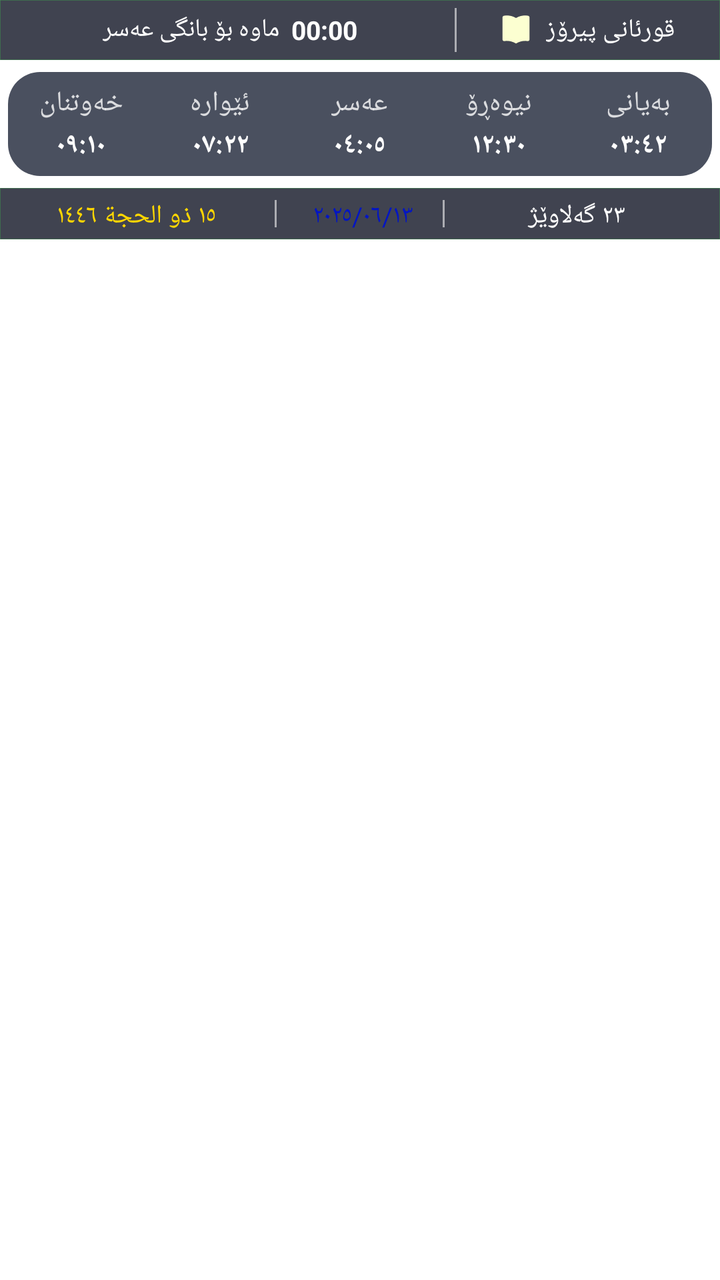
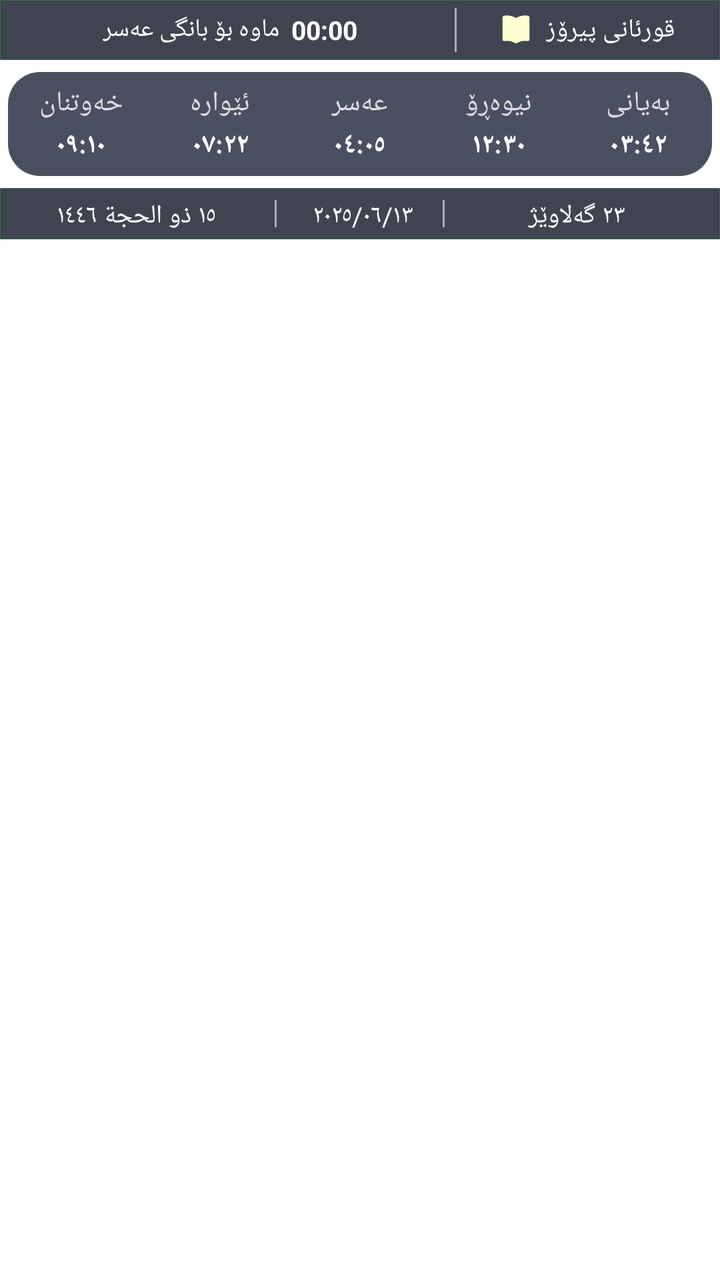

An Android layout rendered at two revisions. The XML below is the earlier revision; the diff shows what the commit changed to produce the second picture.
<!-- AndroidManifest.xml: fallback theme Theme.MaterialComponents.DayNight.NoActionBar -->
<!-- res/layout/prayer_widget_layout.xml -->
<?xml version="1.0" encoding="utf-8"?>
<LinearLayout xmlns:android="http://schemas.android.com/apk/res/android"
    android:layout_width="match_parent"
    android:layout_height="wrap_content"
    android:orientation="vertical"
    android:background="@drawable/widget_bg"
    android:padding="0dp">


    
    <LinearLayout
        android:layout_width="match_parent"
        android:layout_height="wrap_content"
        android:orientation="horizontal"
        android:background="@drawable/widget_card_bg"
        android:paddingTop="2dp"
        android:paddingBottom="2dp"
        android:paddingStart="2dp"
        android:paddingEnd="2.5dp"
        android:layout_marginTop="0dp"
        android:layout_marginBottom="3dp"
        android:layout_marginStart="0dp"
        android:layout_marginEnd="0dp"
        android:layoutDirection="rtl">

        
        <LinearLayout
            android:id="@+id/btn_quran"
            android:layout_width="0dp"
            android:layout_weight="1.10"
            android:layout_height="wrap_content"
            android:orientation="horizontal"
            android:gravity="center"
            android:padding="4dp"
            android:clickable="true">

            <TextView
                android:layout_width="wrap_content"
                android:layout_height="wrap_content"
                android:text="قورئانی پیرۆز"
                android:textColor="#FFFFFF"
                android:textSize="13sp"
                android:gravity="center"
                android:layout_marginEnd="6dp" />

            <ImageView
                android:layout_width="18dp"
                android:layout_height="18dp"
                android:src="@drawable/ic_quran_book" />

        </LinearLayout>

        
        <TextView
            android:layout_width="0.9dp"
            android:layout_height="match_parent"
            android:background="#90FFFFFF"
            android:layout_marginTop="2dp"
            android:layout_marginBottom="2dp" />

        
        <LinearLayout
            android:layout_width="0dp"
            android:layout_weight="1.90"
            android:layout_height="wrap_content"
            android:orientation="horizontal"
            android:gravity="center"
            android:padding="4dp">

            <Chronometer
                android:id="@+id/countdown_timer"
                android:layout_width="wrap_content"
                android:layout_height="wrap_content"
                android:textColor="#FFFFFF"
                android:textSize="13sp"
                android:textStyle="bold"
                android:layout_marginEnd="6dp" />

            <TextView
                android:id="@+id/txt_countdown_label"
                android:layout_width="wrap_content"
                android:layout_height="wrap_content"
                android:text="ماوە بۆ بانگی عەسر"
                android:textColor="#FFFFFF"
                android:textSize="12.5sp"
                android:gravity="center" />

        </LinearLayout>

    </LinearLayout>


    
    
    <LinearLayout
        android:id="@+id/arch_section"
        android:layout_width="match_parent"
        android:layout_height="wrap_content"
        android:minHeight="52dp"
        android:orientation="horizontal"
        android:background="@drawable/widget_arch_bg"
        android:paddingTop="3dp"
        android:paddingBottom="3dp"
        android:paddingStart="2dp"
        android:paddingEnd="2dp"
        android:layout_marginTop="3dp"
        android:layout_marginBottom="3dp"
        android:layout_marginStart="4dp"
        android:layout_marginEnd="4dp"
        android:layoutDirection="ltr"
        android:gravity="center_vertical">

        
        <LinearLayout
            android:id="@+id/slot_isha"
            android:layout_width="0dp"
            android:layout_height="match_parent"
            android:layout_weight="1"
            android:orientation="vertical"
            android:gravity="center"
            android:paddingTop="3dp"
            android:paddingBottom="3dp">
            <TextView
                android:id="@+id/lbl_isha"
                android:layout_width="wrap_content"
                android:layout_height="wrap_content"
                android:text="خەوتنان"
                android:textColor="#CCFFFFFF"
                android:textSize="14sp"
                android:gravity="center"
                android:maxLines="1"
                android:ellipsize="none" />
            <TextView
                android:id="@+id/time_isha"
                android:layout_width="wrap_content"
                android:layout_height="wrap_content"
                android:text="٠٩:١٠"
                android:textColor="#FFFFFF"
                android:textSize="14sp"
                android:textStyle="bold"
                android:gravity="center"
                android:layout_marginTop="2dp" />
        </LinearLayout>

        
        <LinearLayout
            android:id="@+id/slot_maghrib"
            android:layout_width="0dp"
            android:layout_height="match_parent"
            android:layout_weight="1"
            android:orientation="vertical"
            android:gravity="center"
            android:paddingTop="3dp"
            android:paddingBottom="3dp">
            <TextView
                android:id="@+id/lbl_maghrib"
                android:layout_width="wrap_content"
                android:layout_height="wrap_content"
                android:text="ئێوارە"
                android:textColor="#CCFFFFFF"
                android:textSize="14sp"
                android:gravity="center"
                android:maxLines="1"
                android:ellipsize="none" />
            <TextView
                android:id="@+id/time_maghrib"
                android:layout_width="wrap_content"
                android:layout_height="wrap_content"
                android:text="٠٧:٢٢"
                android:textColor="#FFFFFF"
                android:textSize="14sp"
                android:textStyle="bold"
                android:gravity="center"
                android:layout_marginTop="2dp" />
        </LinearLayout>

        
        <LinearLayout
            android:id="@+id/slot_asr"
            android:layout_width="0dp"
            android:layout_height="match_parent"
            android:layout_weight="1"
            android:orientation="vertical"
            android:gravity="center"
            android:paddingTop="3dp"
            android:paddingBottom="3dp">
            <TextView
                android:id="@+id/lbl_asr"
                android:layout_width="wrap_content"
                android:layout_height="wrap_content"
                android:text="عەسر"
                android:textColor="#CCFFFFFF"
                android:textSize="14sp"
                android:gravity="center"
                android:maxLines="1"
                android:ellipsize="none" />
            <TextView
                android:id="@+id/time_asr"
                android:layout_width="wrap_content"
                android:layout_height="wrap_content"
                android:text="٠٤:٠٥"
                android:textColor="#FFFFFF"
                android:textSize="14sp"
                android:textStyle="bold"
                android:gravity="center"
                android:layout_marginTop="2dp" />
        </LinearLayout>

        
        <LinearLayout
            android:id="@+id/slot_dhuhr"
            android:layout_width="0dp"
            android:layout_height="match_parent"
            android:layout_weight="1"
            android:orientation="vertical"
            android:gravity="center"
            android:paddingTop="3dp"
            android:paddingBottom="3dp">
            <TextView
                android:id="@+id/lbl_dhuhr"
                android:layout_width="wrap_content"
                android:layout_height="wrap_content"
                android:text="نیوەڕۆ"
                android:textColor="#CCFFFFFF"
                android:textSize="14sp"
                android:gravity="center"
                android:maxLines="1"
                android:ellipsize="none" />
            <TextView
                android:id="@+id/time_dhuhr"
                android:layout_width="wrap_content"
                android:layout_height="wrap_content"
                android:text="١٢:٣٠"
                android:textColor="#FFFFFF"
                android:textSize="14sp"
                android:textStyle="bold"
                android:gravity="center"
                android:layout_marginTop="2dp" />
        </LinearLayout>

        
        <LinearLayout
            android:id="@+id/slot_fajr"
            android:layout_width="0dp"
            android:layout_height="match_parent"
            android:layout_weight="1"
            android:orientation="vertical"
            android:gravity="center"
            android:paddingTop="3dp"
            android:paddingBottom="3dp">
            <TextView
                android:id="@+id/lbl_fajr"
                android:layout_width="wrap_content"
                android:layout_height="wrap_content"
                android:text="بەیانی"
                android:textColor="#CCFFFFFF"
                android:textSize="14sp"
                android:gravity="center"
                android:maxLines="1"
                android:ellipsize="none" />
            <TextView
                android:id="@+id/time_fajr"
                android:layout_width="wrap_content"
                android:layout_height="wrap_content"
                android:text="٠٣:٤٢"
                android:textColor="#FFFFFF"
                android:textSize="14sp"
                android:textStyle="bold"
                android:gravity="center"
                android:layout_marginTop="2dp" />
        </LinearLayout>
        
    </LinearLayout>


    
    
    <LinearLayout
        android:layout_width="match_parent"
        android:layout_height="wrap_content"
        android:orientation="horizontal"
        android:background="@drawable/widget_card_bg"
        android:paddingTop="4dp"
        android:paddingBottom="4dp"
        android:paddingStart="2dp"
        android:paddingEnd="2dp"
        android:layout_marginTop="3dp"
        android:layout_marginBottom="0dp"
        android:layout_marginStart="0dp"
        android:layout_marginEnd="0dp">

        <TextView
            android:id="@+id/txt_hijri"
            android:layout_width="0dp"
            android:layout_height="wrap_content"
            android:layout_weight="1.30"
            android:text=" ١٥ ذو الحجة ١٤٤٦"
            android:textColor="#FFD700"
            android:textSize="13sp"
            android:gravity="center"
            android:maxLines="2"
            android:ellipsize="none" />

        <TextView
            android:layout_width="0.9dp"
            android:layout_height="match_parent"
            android:background="#90FFFFFF"
            android:layout_marginTop="2dp"
            android:layout_marginBottom="2dp" />

        <TextView
            android:id="@+id/txt_gregorian"
            android:layout_width="0dp"
            android:layout_height="wrap_content"
            android:layout_weight="0.80"
            android:text=" ٢٠٢٥/٠٦/١٣"
            android:textColor="#FF0215C4"
            android:textSize="13sp"
            android:gravity="center"
            android:maxLines="2"
            android:ellipsize="none" />

        <TextView
            android:layout_width="0.9dp"
            android:layout_height="match_parent"
            android:background="#90FFFFFF"
            android:layout_marginTop="2dp"
            android:layout_marginBottom="2dp" />

        <TextView
            android:id="@+id/txt_kurdish"
            android:layout_width="0dp"
            android:layout_height="wrap_content"
            android:layout_weight="1.30"
            android:text=" ٢٣ گەلاوێژ"
            android:textColor="#FFFFFF"
            android:textSize="13sp"
            android:gravity="center"
            android:maxLines="2"
            android:ellipsize="none" />

    </LinearLayout>


</LinearLayout>
<!-- resources referenced by this layout -->
<resources>
  <!-- drawable ic_quran_book (drawable) -->
  <?xml version="1.0" encoding="utf-8"?>
  <vector xmlns:android="http://schemas.android.com/apk/res/android"
      android:width="24dp"
      android:height="24dp"
      android:viewportWidth="24"
      android:viewportHeight="24"
      android:tint="#FFFCFFD1">
  
      
      <path
          android:fillColor="@android:color/white"
          android:pathData="M12,4 C9.5,2.5 6.5,2 4,2.5 C3.4,2.6 3,3.1 3,3.7 L3,18.3 C3,19 3.6,19.5 4.3,19.4 C6.6,19 9.4,19.5 11.6,20.8 C11.85,20.95 12,21 12,21 Z" />
  
      
      <path
          android:fillColor="@android:color/white"
          android:pathData="M12,4 C14.5,2.5 17.5,2 20,2.5 C20.6,2.6 21,3.1 21,3.7 L21,18.3 C21,19 20.4,19.5 19.7,19.4 C17.4,19 14.6,19.5 12.4,20.8 C12.15,20.95 12,21 12,21 Z" />
  
      
      <path
          android:fillColor="@android:color/white"
          android:pathData="M11.5,4.3 L12.5,4.3 L12.5,20.5 L11.5,20.5 Z" />
  
  </vector>
  <!-- drawable widget_arch_bg (drawable) -->
  <?xml version="1.0" encoding="utf-8"?>
  <shape xmlns:android="http://schemas.android.com/apk/res/android"
      android:shape="rectangle">
      <gradient
      android:startColor="#C00F172A"
      android:endColor="#C00F172A"
      android:angle="270" />
      <corners
          android:topLeftRadius="16dp"
          android:topRightRadius="16dp"
          android:bottomLeftRadius="16dp"
          android:bottomRightRadius="16dp" />
  </shape>
  <!-- drawable widget_bg (drawable) -->
  <?xml version="1.0" encoding="utf-8"?>
  <shape xmlns:android="http://schemas.android.com/apk/res/android"
      android:shape="rectangle">
      <solid android:color="#00ddffce" />
      <corners
          android:topLeftRadius="0dp"
          android:topRightRadius="0dp"
          android:bottomLeftRadius="0dp"
          android:bottomRightRadius="0dp" />
      <stroke android:width="0dp" android:color="#CC1F4530" />
  </shape>
  <!-- drawable widget_card_bg (drawable) -->
  <?xml version="1.0" encoding="utf-8"?>
  <shape xmlns:android="http://schemas.android.com/apk/res/android"
      android:shape="rectangle">
      <solid android:color="#C0020617
      " />
      <corners
          android:topLeftRadius="0dp"
          android:topRightRadius="0dp"
          android:bottomLeftRadius="0dp"
          android:bottomRightRadius="0dp" />
      <stroke android:width="0.1dp" android:color="#C0215B33" />
  </shape>
</resources>

<!-- the commit's change to res/layout/prayer_widget_layout.xml (unified diff, before → after) -->
@@ -295,7 +295,7 @@
             android:layout_height="wrap_content"
             android:layout_weight="1.30"
             android:text=" ١٥ ذو الحجة ١٤٤٦"
-            android:textColor="#FFD700"
+            android:textColor="#FFFFFF"
             android:textSize="13sp"
             android:gravity="center"
             android:maxLines="2"
@@ -314,7 +314,7 @@
             android:layout_height="wrap_content"
             android:layout_weight="0.80"
             android:text=" ٢٠٢٥/٠٦/١٣"
-            android:textColor="#FF0215C4"
+            android:textColor="#FFFFFF"
             android:textSize="13sp"
             android:gravity="center"
             android:maxLines="2"
